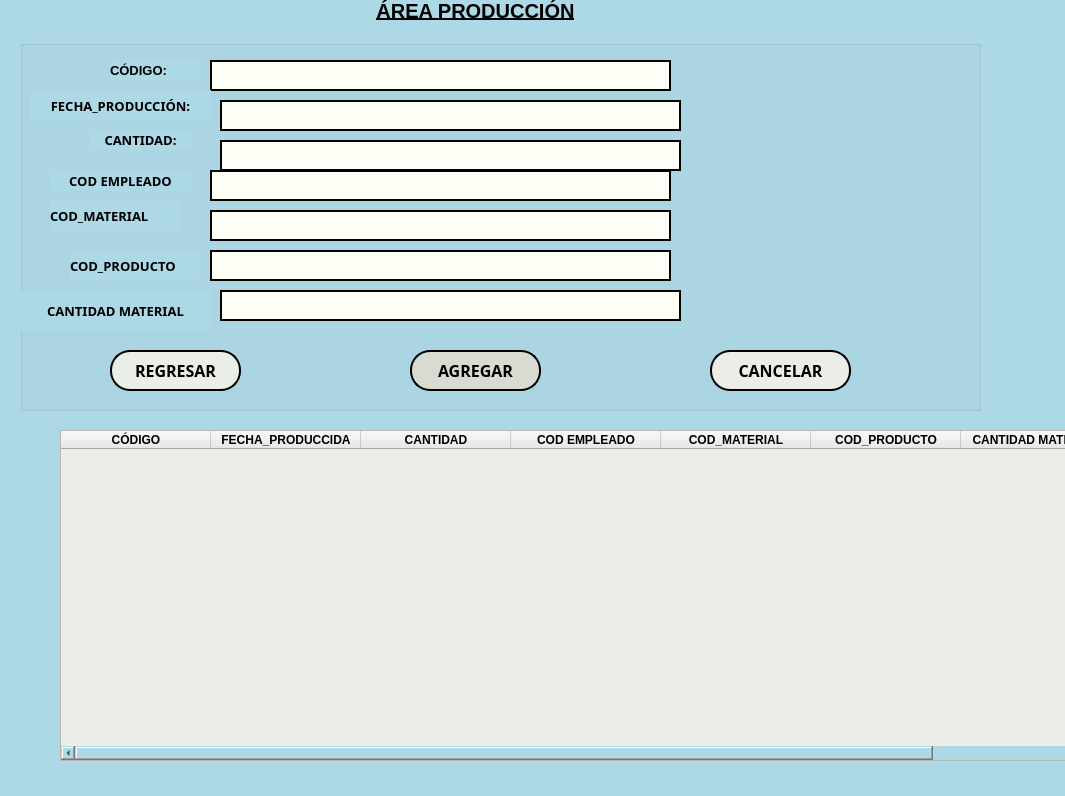
Before: the Qt Designer form view/produccionregistrar.ui in arturito76/proyecto, drawn with Qt 5.
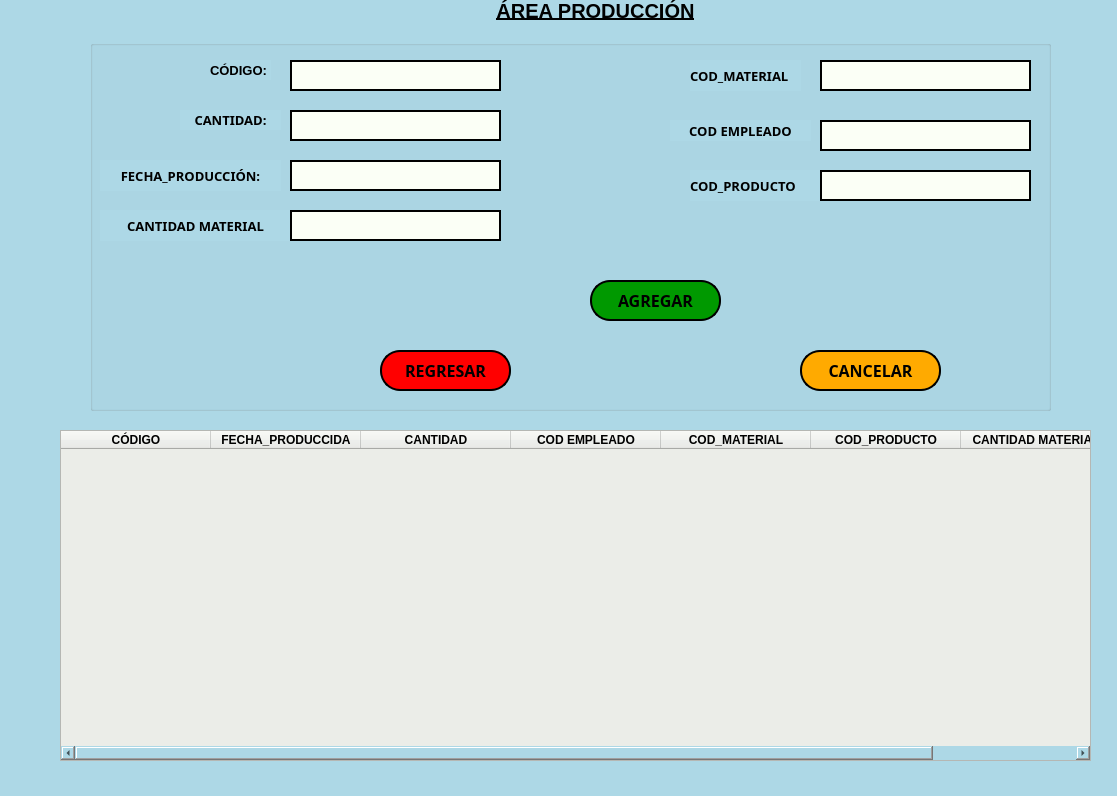
After: the same form once the commit is applied.

The edit to the form file:
```diff
--- a/view/produccionregistrar.ui
+++ b/view/produccionregistrar.ui
@@ -6,7 +6,7 @@
    <rect>
     <x>0</x>
     <y>0</y>
-    <width>1065</width>
+    <width>1117</width>
     <height>796</height>
    </rect>
   </property>
@@ -144,7 +144,7 @@
    <widget class="QGroupBox" name="groupBox">
     <property name="geometry">
      <rect>
-      <x>20</x>
+      <x>90</x>
       <y>40</y>
       <width>961</width>
       <height>371</height>
@@ -156,9 +156,9 @@
     <widget class="QLabel" name="label_2">
      <property name="geometry">
       <rect>
-       <x>90</x>
+       <x>120</x>
        <y>20</y>
-       <width>91</width>
+       <width>61</width>
        <height>20</height>
       </rect>
      </property>
@@ -176,9 +176,9 @@
     <widget class="QLabel" name="label_3">
      <property name="geometry">
       <rect>
-       <x>30</x>
-       <y>160</y>
-       <width>131</width>
+       <x>600</x>
+       <y>20</y>
+       <width>111</width>
        <height>31</height>
       </rect>
      </property>
@@ -197,8 +197,8 @@
     <widget class="QLabel" name="label_4">
      <property name="geometry">
       <rect>
-       <x>70</x>
-       <y>90</y>
+       <x>90</x>
+       <y>70</y>
        <width>101</width>
        <height>20</height>
       </rect>
@@ -221,9 +221,9 @@
     <widget class="QLineEdit" name="codpro">
      <property name="geometry">
       <rect>
-       <x>190</x>
+       <x>200</x>
        <y>20</y>
-       <width>461</width>
+       <width>211</width>
        <height>31</height>
       </rect>
      </property>
@@ -236,8 +236,8 @@
      <property name="geometry">
       <rect>
        <x>200</x>
-       <y>100</y>
-       <width>461</width>
+       <y>70</y>
+       <width>211</width>
        <height>31</height>
       </rect>
      </property>
@@ -250,8 +250,8 @@
      <property name="geometry">
       <rect>
        <x>200</x>
-       <y>60</y>
-       <width>461</width>
+       <y>120</y>
+       <width>211</width>
        <height>31</height>
       </rect>
      </property>
@@ -263,9 +263,9 @@
     <widget class="QLineEdit" name="codemple">
      <property name="geometry">
       <rect>
-       <x>190</x>
-       <y>130</y>
-       <width>461</width>
+       <x>730</x>
+       <y>80</y>
+       <width>211</width>
        <height>31</height>
       </rect>
      </property>
@@ -278,7 +278,7 @@
      <property name="geometry">
       <rect>
        <x>10</x>
-       <y>50</y>
+       <y>120</y>
        <width>181</width>
        <height>31</height>
       </rect>
@@ -301,8 +301,8 @@
     <widget class="QLabel" name="label_9">
      <property name="geometry">
       <rect>
-       <x>30</x>
-       <y>130</y>
+       <x>580</x>
+       <y>80</y>
        <width>141</width>
        <height>21</height>
       </rect>
@@ -325,7 +325,7 @@
     <widget class="QPushButton" name="regresar">
      <property name="geometry">
       <rect>
-       <x>90</x>
+       <x>290</x>
        <y>310</y>
        <width>131</width>
        <height>41</height>
@@ -343,7 +343,8 @@
       <string notr="true">background-color: rgb(235, 237, 232);
 border: 2px solid black;
     border-radius: 20px;
-    padding: 8px;</string>
+    padding: 8px;
+background-color: rgb(255, 0, 0);</string>
      </property>
      <property name="text">
       <string>REGRESAR</string>
@@ -352,8 +353,8 @@
     <widget class="QPushButton" name="registrarproduccion">
      <property name="geometry">
       <rect>
-       <x>390</x>
-       <y>310</y>
+       <x>500</x>
+       <y>240</y>
        <width>131</width>
        <height>41</height>
       </rect>
@@ -370,7 +371,8 @@
       <string notr="true">background-color: rgb(215, 219, 210);
 border: 2px solid black;
     border-radius: 20px;
-    padding: 8px;</string>
+    padding: 8px;
+background-color: rgb(0, 153, 0);</string>
      </property>
      <property name="text">
       <string>AGREGAR</string>
@@ -379,7 +381,7 @@
     <widget class="QPushButton" name="cancelarprod">
      <property name="geometry">
       <rect>
-       <x>690</x>
+       <x>710</x>
        <y>310</y>
        <width>141</width>
        <height>41</height>
@@ -397,7 +399,8 @@
       <string notr="true">border: 2px solid black;
 background-color: rgb(235, 237, 232);
     border-radius: 20px;
-    padding: 8px;</string>
+    padding: 8px;
+background-color: rgb(255, 170, 0);</string>
      </property>
      <property name="text">
       <string>CANCELAR</string>
@@ -406,9 +409,9 @@
     <widget class="QLineEdit" name="codmaterial">
      <property name="geometry">
       <rect>
-       <x>190</x>
-       <y>170</y>
-       <width>461</width>
+       <x>730</x>
+       <y>20</y>
+       <width>211</width>
        <height>31</height>
       </rect>
      </property>
@@ -420,8 +423,8 @@
     <widget class="QLabel" name="label_5">
      <property name="geometry">
       <rect>
-       <x>50</x>
-       <y>210</y>
+       <x>600</x>
+       <y>130</y>
        <width>131</width>
        <height>31</height>
       </rect>
@@ -441,9 +444,9 @@
     <widget class="QLineEdit" name="codproducto">
      <property name="geometry">
       <rect>
-       <x>190</x>
-       <y>210</y>
-       <width>461</width>
+       <x>730</x>
+       <y>130</y>
+       <width>211</width>
        <height>31</height>
       </rect>
      </property>
@@ -455,10 +458,10 @@
     <widget class="QLabel" name="label_6">
      <property name="geometry">
       <rect>
-       <x>0</x>
-       <y>250</y>
+       <x>10</x>
+       <y>170</y>
        <width>191</width>
-       <height>41</height>
+       <height>31</height>
       </rect>
      </property>
      <property name="font">
@@ -480,8 +483,8 @@
      <property name="geometry">
       <rect>
        <x>200</x>
-       <y>250</y>
-       <width>461</width>
+       <y>170</y>
+       <width>211</width>
        <height>31</height>
       </rect>
      </property>
@@ -494,9 +497,9 @@
    <widget class="QLabel" name="label">
     <property name="geometry">
      <rect>
-      <x>220</x>
+      <x>460</x>
       <y>0</y>
-      <width>511</width>
+      <width>271</width>
       <height>21</height>
      </rect>
     </property>
```
Left out of the diff: 4 changed lines with no effect on the pictures.
